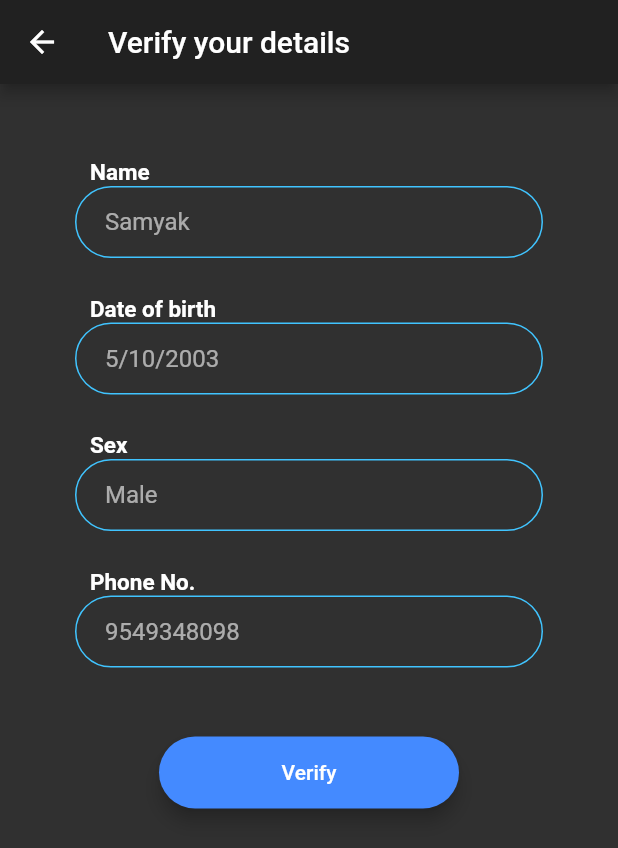
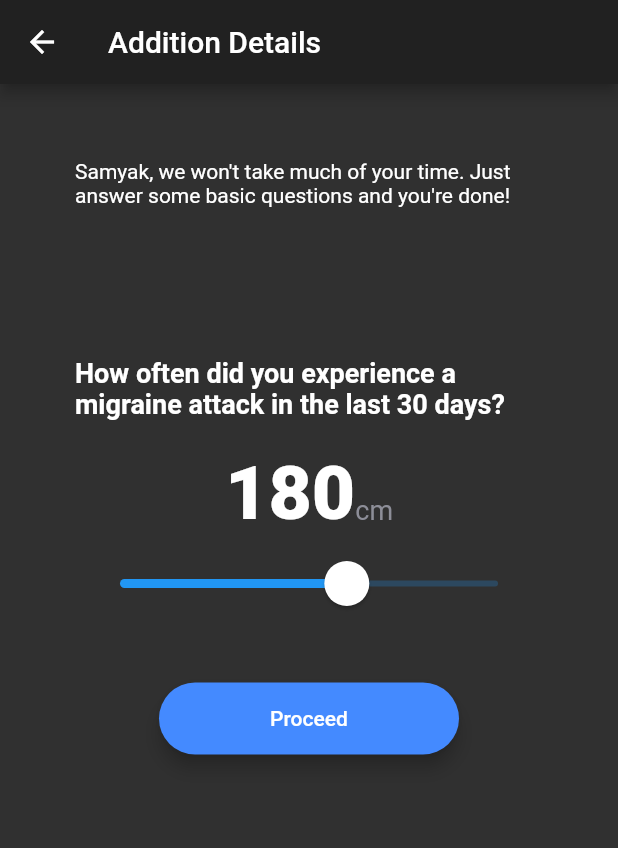
Before and after one commit to samyakbvs/neuro_equlibrium, a Flutter app: the EditDetails screen opened by its route, after a tap on "Verify", on a phone screen of 412 x 824 dp. Shown: the top 848 px of the screen. Run offline on Flutter 3.47's test engine with Material 2 defaults, Android fonts, the phone set to English and light mode, and no system bars.

Commit message:
Additional Details

```diff
--- /dev/null
+++ b/lib/additional_details.dart
@@ -0,0 +1,156 @@
+import 'package:flutter/material.dart';
+import 'package:neuroequlibrium/reusable.dart';
+
+class AdditionalDetails1 extends StatefulWidget {
+  @override
+  _AdditionalDetails1State createState() => _AdditionalDetails1State();
+}
+
+class _AdditionalDetails1State extends State<AdditionalDetails1> {
+  int height = 180;
+
+  @override
+  Widget build(BuildContext context) {
+    return Scaffold(
+      appBar: AppBar(
+        title: Text('Addition Details'),
+      ),
+      body: Center(
+        child: Container(
+          padding: EdgeInsets.symmetric(horizontal: 50.0),
+          child: Padding(
+            padding: EdgeInsets.symmetric(
+              horizontal: 0,
+              vertical: 50.0,
+            ),
+            child: Column(
+              crossAxisAlignment: CrossAxisAlignment.center,
+              mainAxisSize: MainAxisSize.max,
+              mainAxisAlignment: MainAxisAlignment.start,
+              children: <Widget>[
+                Align(
+                  alignment: Alignment.topLeft,
+                  child: Text(
+                      'Samyak, we won\'t take much of your time. Just answer some basic questions and you\'re done!'),
+                ),
+                SizedBox(height: 100.0),
+                Text(
+                  'How often did you experience a migraine attack in the last 30 days?',
+                  style: TextStyle(
+                    fontWeight: FontWeight.bold,
+                    fontSize: 18.0,
+                  ),
+                ),
+                SizedBox(
+                  height: 20.0,
+                ),
+                Row(
+                  mainAxisAlignment: MainAxisAlignment.center,
+                  crossAxisAlignment: CrossAxisAlignment.baseline,
+                  textBaseline: TextBaseline.alphabetic,
+                  children: <Widget>[
+                    Text(
+                      height.toString(),
+                      style: NumberTextStyle,
+                    ),
+                    Text(
+                      'cm',
+                      style: LabelTextStyle,
+                    )
+                  ],
+                ),
+                SliderTheme(
+                  data: SliderTheme.of(context).copyWith(
+                    thumbColor: Colors.white,
+                    thumbShape: RoundSliderThumbShape(enabledThumbRadius: 15.0),
+                    overlayShape: RoundSliderOverlayShape(overlayRadius: 30.0),
+                  ),
+                  child: Slider(
+                    value: height.toDouble(),
+                    min: 120.0,
+                    max: 220.0,
+                    onChanged: (double newValue) {
+                      setState(() {
+                        height = newValue.round();
+                      });
+                    },
+                  ),
+                ),
+                SizedBox(
+                  height: 20.0,
+                ),
+                RoundedButton(
+                  color: Colors.blueAccent,
+                  text: 'Proceed',
+                  onPressed: () {
+                    // Upload details & Redirect user
+                    Navigator.pushNamed(context, 'additional_details2');
+                  },
+                ),
+              ],
+            ),
+          ),
+        ),
+      ),
+    );
+  }
+}
+
+class AdditionalDetails2 extends StatefulWidget {
+  @override
+  _AdditionalDetails2State createState() => _AdditionalDetails2State();
+}
+
+class _AdditionalDetails2State extends State<AdditionalDetails2> {
+  @override
+  Widget build(BuildContext context) {
+    return Scaffold(
+      appBar: AppBar(
+        title: Text('Addition Details'),
+      ),
+      body: Center(
+        child: Container(
+          padding: EdgeInsets.symmetric(horizontal: 50.0),
+          child: Padding(
+            padding: EdgeInsets.symmetric(
+              horizontal: 0,
+              vertical: 50.0,
+            ),
+            child: Column(
+              crossAxisAlignment: CrossAxisAlignment.center,
+              mainAxisSize: MainAxisSize.max,
+              mainAxisAlignment: MainAxisAlignment.start,
+              children: <Widget>[
+                Align(
+                  alignment: Alignment.topLeft,
+                  child: Text('DEMO TEXT'),
+                ),
+                SizedBox(height: 100.0),
+//                Text(
+//                  'How often did you experience a migraine attack in the last 30 days?',
+//                  style: TextStyle(
+//                    fontWeight: FontWeight.bold,
+//                    fontSize: 18.0,
+//                  ),
+//                ),
+//                SizedBox(
+//                  height: 20.0,
+//                ),
+//                SizedBox(
+//                  height: 20.0,
+//                ),
+//                RoundedButton(
+//                  color: Colors.blueAccent,
+//                  text: 'Proceed',
+//                  onPressed: () {
+//                    // Upload details & Redirect user
+//                  },
+//                ),
+              ],
+            ),
+          ),
+        ),
+      ),
+    );
+  }
+}
--- a/lib/edit_details.dart
+++ b/lib/edit_details.dart
@@ -59,8 +59,9 @@ class _EditDetailsState extends State<EditDetails> {
                   text: 'Verify',
                   onPressed: () {
                     // Update Details & Redirect user
+                    Navigator.pushNamed(context, 'additional_details1');
                   },
-                )
+                ),
               ],
             ),
           ),
--- a/lib/main.dart
+++ b/lib/main.dart
@@ -1,6 +1,7 @@
 import 'package:flutter/material.dart';
 import 'package:neuroequlibrium/welcome_screen.dart';
 import 'package:neuroequlibrium/edit_details.dart';
+import 'package:neuroequlibrium/additional_details.dart';
 
 void main() {
   runApp(MyApp());
@@ -17,6 +18,8 @@ class MyApp extends StatelessWidget {
         routes: {
           'welcome_screen': (context) => WelcomeScreen(),
           'edit_details': (context) => EditDetails(),
+          'additional_details1': (context) => AdditionalDetails1(),
+          'additional_details2': (context) => AdditionalDetails2(),
         });
   }
 }
--- a/lib/reusable.dart
+++ b/lib/reusable.dart
@@ -1,4 +1,13 @@
 import 'package:flutter/material.dart';
+
+final NumberTextStyle = TextStyle(
+  fontSize: 50.0,
+  fontWeight: FontWeight.w900,
+);
+final LabelTextStyle = TextStyle(
+  fontSize: 18.0,
+  color: Color(0xFF8D8E98),
+);
 
 class TextLabel extends StatelessWidget {
   String label;
```
